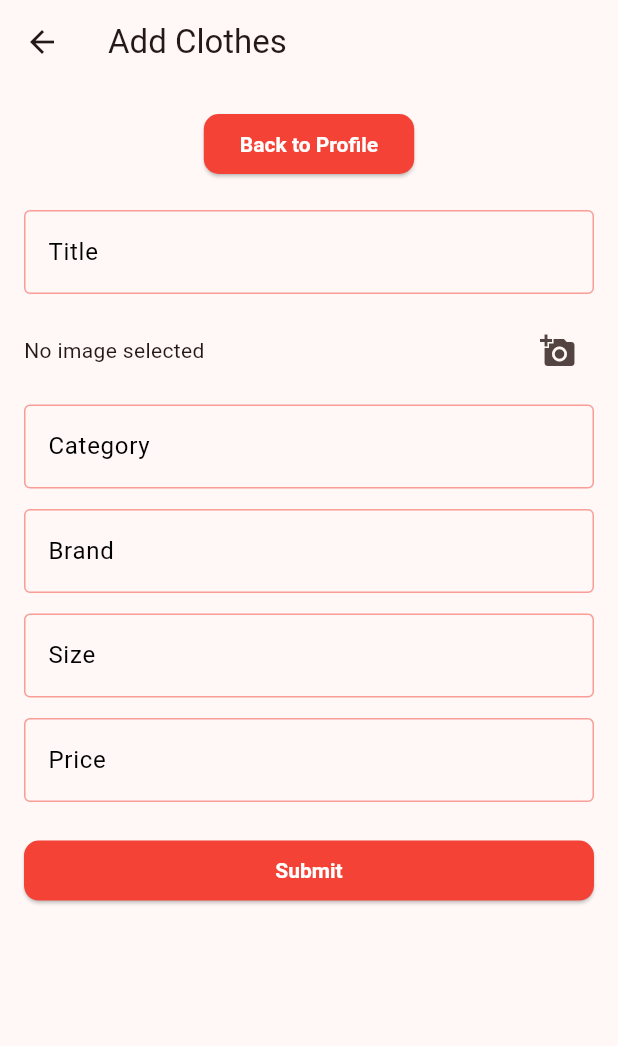
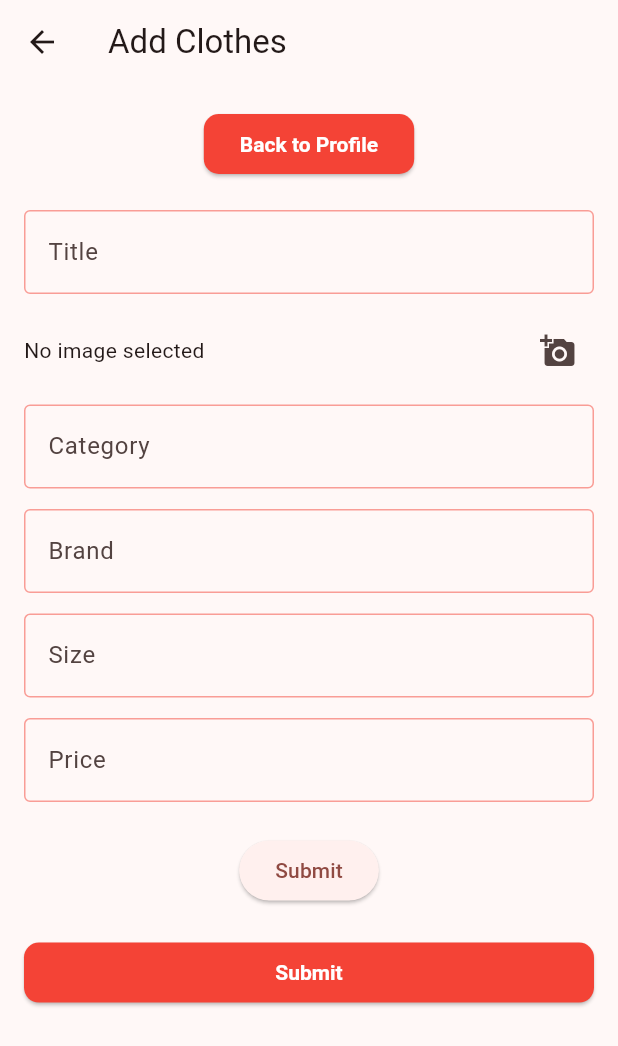
Before and after one commit to ke-saad/vogue_app, a Flutter app: the screen it shows once a user with an empty profile is signed in, item 3 of the bottom bar chosen, after a tap on "Add Clothes", on a phone screen of 412 x 824 dp. Shown: the top 1046 px of the screen. Run offline on Flutter 3.47's test engine with Material 3 defaults, Android fonts, the light colour scheme and no system bars; our stand-ins replace cloud_firestore, firebase_auth, firebase_core, firebase_storage, image_picker, logger; missing offline and left inert: tflite_flutter; accounts and stored records are empty.

Commit message:
eleventh commit

```diff
--- a/assets/labels.txt
+++ b/assets/labels.txt
@@ -1,3 +1,3 @@
 0 Pants
-1 Shirts
+1 Shirt
 2 Shoes
--- a/lib/src/add_clothes_screen/components/add_clothes_fields.dart
+++ b/lib/src/add_clothes_screen/components/add_clothes_fields.dart
@@ -6,6 +6,7 @@ import 'package:firebase_storage/firebase_storage.dart';
 import 'package:cloud_firestore/cloud_firestore.dart';
 import 'package:tflite_flutter/tflite_flutter.dart';
 import 'package:image/image.dart' as img;
+import 'package:logger/logger.dart'; // Import the logger package
 
 class AddClothesFields extends StatefulWidget {
   final String userId;
@@ -18,6 +19,7 @@ class AddClothesFields extends StatefulWidget {
 
 class AddClothesFieldsState extends State<AddClothesFields> {
   final _formKey = GlobalKey<FormState>();
+  final Logger _logger = Logger(); // Initialize the logger
 
   String? _title;
   XFile? _image;
@@ -30,6 +32,8 @@ class AddClothesFieldsState extends State<AddClothesFields> {
   final FirebaseStorage _storage = FirebaseStorage.instance;
   Interpreter? _interpreter;
   List<String>? _labels;
+  bool _isModelLoaded = false; // Flag to track model loading
+  bool _isLoadingModel = true; // Flag for loading model process
 
   @override
   void initState() {
@@ -39,16 +43,54 @@ class AddClothesFieldsState extends State<AddClothesFields> {
 
   Future<void> _loadModel() async {
     try {
-      _interpreter = await Interpreter.fromAsset('model_unquant.tflite');
-      final labelsData =
-          await DefaultAssetBundle.of(context).loadString('assets/labels.txt');
-      _labels = labelsData.split('\n');
+      // Check if the model file exists in assets
+      if (await _checkAssetFileExists('assets/my_model.tflite')) {
+        _interpreter = await Interpreter.fromAsset('assets/my_model.tflite');
+        _isModelLoaded = true;
+        _logger.i("Model loaded successfully.");
+      } else {
+        _logger.e("Model file not found in assets.");
+      }
+
+      // Check if the labels file exists in assets
+      if (await _checkAssetFileExists('assets/labels.txt')) {
+        final labelsData =
+            await DefaultAssetBundle.of(context).loadString('assets/labels.txt');
+        _labels = labelsData.split('\n');
+        _logger.i("Labels loaded successfully.");
+      } else {
+        _logger.e("Labels file not found in assets.");
+      }
     } catch (e) {
-      print("Error loading model: $e");
+      _logger.e("Error loading model: $e");
+    } finally {
+      setState(() {
+        _isLoadingModel = false;
+      });
+    }
+  }
+
+  Future<bool> _checkAssetFileExists(String assetPath) async {
+    try {
+      final data = await DefaultAssetBundle.of(context).load(assetPath);
+      return data != null;
+    } catch (e) {
+      return false; // If loading fails, the asset doesn't exist
     }
   }
 
   Future<void> _pickImage() async {
+    // Check if the model is loaded before picking the image
+    if (_isLoadingModel) {
+      _logger.e("Model is still loading. Please wait.");
+      ScaffoldMessenger.of(context).showSnackBar(
+        SnackBar(
+          content: Text("Model is still loading. Please wait."),
+        ),
+      );
+      return; // Exit the method if the model is still loading
+    }
+
     final picker = ImagePicker();
     final pickedImage = await picker.pickImage(source: ImageSource.gallery);
     if (pickedImage != null) {
@@ -60,54 +102,72 @@ class AddClothesFieldsState extends State<AddClothesFields> {
   }
 
   Future<void> _classifyImage(File image) async {
+    if (_interpreter == null || _labels == null) {
+      _logger.e(
+          "Image classification failed: model is not loaded or labels are null.");
+      return;
+    }
+
     final img.Image? imageInput = img.decodeImage(image.readAsBytesSync());
-    if (imageInput != null && _interpreter != null && _labels != null) {
+    if (imageInput != null) {
       final imageAsTensor = _preprocessImage(imageInput);
-      final output =
-          List.filled(1 * _labels!.length, 0).reshape([1, _labels!.length]);
+      final output = List.filled(1 * 3, 0).reshape([1, 3]); // Allocate for 3 classes
 
       _interpreter!.run(imageAsTensor, output);
 
       final confidenceScores = output[0];
-      final maxScoreIndex = confidenceScores.indexWhere(
-          (score) => score == confidenceScores.reduce((a, b) => a > b ? a : b));
+
+      // Find the index of the highest confidence score
+      int maxScoreIndex = 0;
+      double maxScore = confidenceScores[0];
+      for (int i = 1; i < confidenceScores.length; i++) {
+        if (confidenceScores[i] > maxScore) {
+          maxScore = confidenceScores[i];
+          maxScoreIndex = i;
+        }
+      }
 
       setState(() {
         _category = _labels![maxScoreIndex];
+        _logger.i("Image classified successfully: $_category");
       });
+    } else {
+      _logger.e("Image classification failed: image input is null.");
     }
   }
 
-  List<List<List<double>>> _preprocessImage(img.Image image) {
-    final resizedImage = img.copyResize(image, width: 168, height: 168);
-    return List.generate(
-      224,
+  List<List<List<List<double>>>> _preprocessImage(img.Image image) {
+    final resizedImage = img.copyResize(image, width: 224, height: 224);
+    return [ // Add a batch dimension
+    List.generate(
+      224, // Height
       (y) => List.generate(
-        224,
+        224, // Width
         (x) {
           final pixel = resizedImage.getPixel(x, y);
           return [
-            pixel.r / 255.0, // Extract red value
-            pixel.g / 255.0, // Extract green value
-            pixel.b / 255.0, // Extract blue value
+            pixel.r / 255.0,
+            pixel.g / 255.0,
+            pixel.b / 255.0,
           ];
         },
       ),
-    );
-  }
+    ),
+  ];
+}
 
   Future<String> _getUniqueImageName(String originalName) async {
     String fileName = originalName;
     int count = 1;
 
-    final ref = _storage.ref().child('bytes_format_images/$fileName');
+    final ref = _storage.ref().child('byte_format_images/$fileName');
 
     try {
       await ref.getDownloadURL();
       while (true) {
         fileName =
             '${originalName.split('.').first}_$count.${originalName.split('.').last}';
-        final newRef = _storage.ref().child('bytes_format_images/$fileName');
+        final newRef = _storage.ref().child('byte_format_images/$fileName');
         try {
           await newRef.getDownloadURL();
           count++;
@@ -125,11 +185,12 @@ class AddClothesFieldsState extends State<AddClothesFields> {
       final file = File(imageFile.path);
       try {
         String uniqueFileName = await _getUniqueImageName(imageFile.name);
-        final ref = _storage.ref().child('bytes_format_images/$uniqueFileName');
+        final ref = _storage.ref().child('byte_format_images/$uniqueFileName');
         await ref.putFile(file);
+        _logger.i("Image uploaded successfully: $uniqueFileName");
         return uniqueFileName;
       } catch (e) {
-        print('Error uploading image: $e');
+        _logger.e('Error uploading image: $e');
       }
     }
     return null;
@@ -150,9 +211,10 @@ class AddClothesFieldsState extends State<AddClothesFields> {
           'user_id': widget.userId,
         });
 
+        _logger.i("Clothes data added successfully.");
         Navigator.pop(context);
       } catch (e) {
-        print('Error adding clothes data: $e');
+        _logger.e('Error adding clothes data: $e');
       }
     }
   }
@@ -160,13 +222,13 @@ class AddClothesFieldsState extends State<AddClothesFields> {
   Future<void> _fetchImageData(String imageName) async {
     if (imageName.isNotEmpty) {
       try {
-        final ref = _storage.ref().child('bytes_format_images/$imageName');
+        final ref = _storage.ref().child('byte_format_images/$imageName');
         final imageData = await ref.getData();
         setState(() {
           _imageBytes = imageData;
         });
       } catch (e) {
-        print('Error fetching image data: $e');
+        _logger.e('Error fetching image data: $e');
       }
     }
   }
@@ -243,13 +305,13 @@ class AddClothesFieldsState extends State<AddClothesFields> {
           const SizedBox(height: 12.0),
           _buildTextField(
             label: 'Size',
-            initialValue: _size != null ? _size.toString() : null,
+            initialValue: _size?.toString(),
             onChanged: (value) {
               setState(() {
                 _size = int.tryParse(value);
               });
             },
-            validatorMessage: 'Please enter a valid size',
+            validatorMessage: 'Please enter a size',
             height: fieldHeight,
             keyboardType: TextInputType.number,
           ),
@@ -266,6 +328,11 @@ class AddClothesFieldsState extends State<AddClothesFields> {
             height: fieldHeight,
             keyboardType: TextInputType.number,
           ),
+          const SizedBox(height: 20.0),
+          ElevatedButton(
+            onPressed: submitData,
+            child: const Text('Submit'),
+          ),
         ],
       ),
     );
@@ -273,7 +340,7 @@ class AddClothesFieldsState extends State<AddClothesFields> {
 
   Widget _buildTextField({
     required String label,
-    required String? initialValue,
+    String? initialValue,
     required ValueChanged<String> onChanged,
     required String validatorMessage,
     required double height,
@@ -283,24 +350,24 @@ class AddClothesFieldsState extends State<AddClothesFields> {
       height: height,
       child: TextFormField(
         initialValue: initialValue,
-        decoration: InputDecoration(
-          labelText: label,
-          labelStyle: const TextStyle(color: Colors.black),
-          focusedBorder: OutlineInputBorder(
-            borderSide: BorderSide(color: focusedBorderColor, width: 2.0),
-          ),
-          enabledBorder: OutlineInputBorder(
-            borderSide: BorderSide(color: unfocusedBorderColor, width: 1.0),
-          ),
-        ),
+        onChanged: onChanged,
         validator: (value) {
           if (value == null || value.isEmpty) {
             return validatorMessage;
           }
           return null;
         },
-        onChanged: onChanged,
         keyboardType: keyboardType,
+        decoration: InputDecoration(
+          labelText: label,
+          focusedBorder: OutlineInputBorder(
+            borderSide: BorderSide(color: focusedBorderColor),
+          ),
+          enabledBorder: OutlineInputBorder(
+            borderSide: BorderSide(color: unfocusedBorderColor),
+          ),
+          hintText: 'Enter $label',
+        ),
       ),
     );
   }
--- a/pubspec.yaml
+++ b/pubspec.yaml
@@ -71,7 +71,7 @@ flutter:
   # To add assets to your application, add an assets section, like this:
   assets:
     - assets/labels.txt
-    - assets/model_unquant.tflite
+    - assets/my_model.tflite
 
 
   # An image asset can refer to one or more resolution-specific "variants", see
```
Also changed, not shown: flutter_01.png (added), 2 other files.
